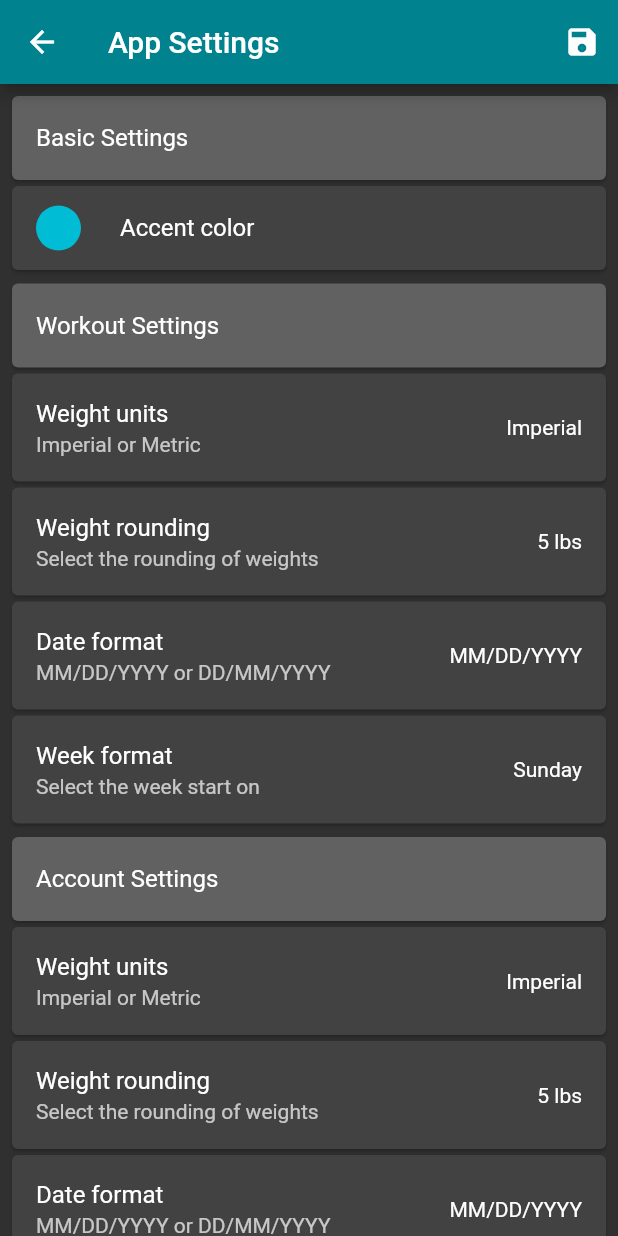
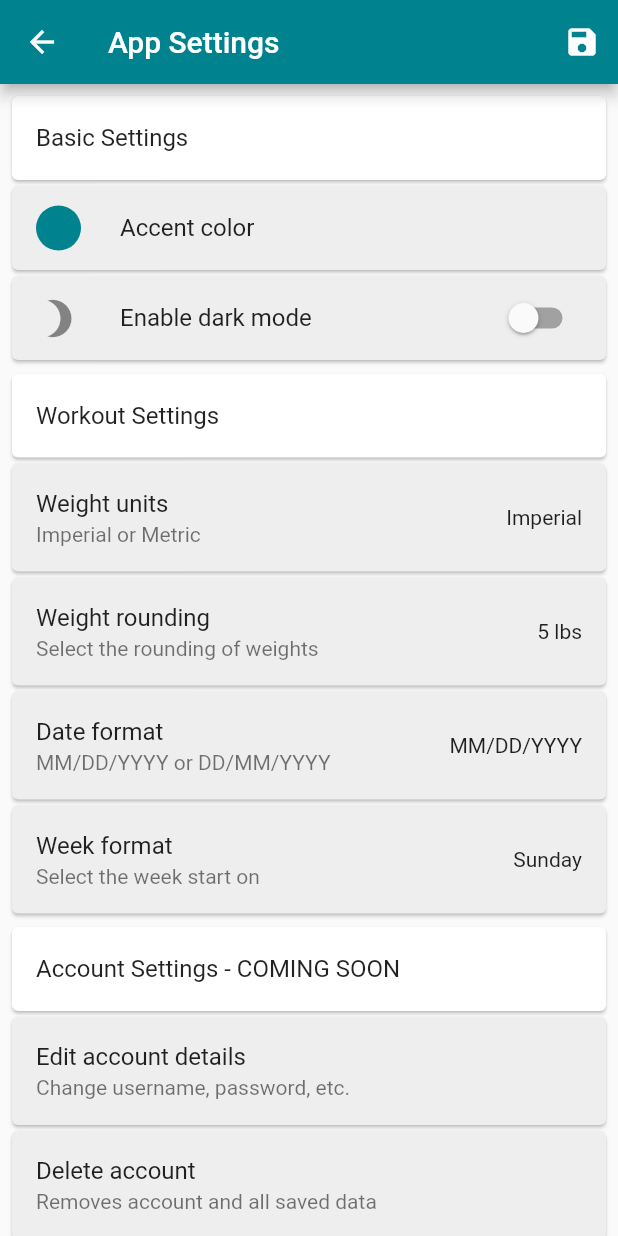
Before and after one commit to LukeVacura/SwoleMate-Flutter, a Flutter app: the SettingsPage screen opened by its route, after a tap on "Weight units", on a phone screen of 412 x 824 dp. Run offline on Flutter 3.47's test engine with Material 2 defaults, Android fonts, the phone set to English and light mode, and no system bars; our stand-ins replace rxdart, shared_preferences, sqflite; missing offline and left inert: flutter_material_color_picker; accounts and stored records are empty.

Commit message:
Settings Update + DB Implementation

```diff
--- a/lib/main.dart
+++ b/lib/main.dart
@@ -20,6 +20,7 @@ class MyApp extends State<SwoleMateApp> {
   AppModel _model;
   bool _isAuthenticated = false;
   bool _isDarkThemeUsed = true;
+  bool _areUnitsImperial = true;
 
   @override
   void initState() {
@@ -37,6 +38,12 @@ class MyApp extends State<SwoleMateApp> {
     _model.themeSubject.listen((bool isDarkThemeUsed) {
       setState(() {
         _isDarkThemeUsed = isDarkThemeUsed;
+      });
+    });
+
+    _model.themeSubject.listen((bool areUnitsImperial) {
+      setState(() {
+        _areUnitsImperial = areUnitsImperial;
       });
     });
 
@@ -60,7 +67,7 @@ class MyApp extends State<SwoleMateApp> {
         // Notice that the counter didn't reset back to zero; the application
         // is not restarted.
         accentColor: Colors.lightBlue[300],
-        brightness: Brightness.dark,
+        brightness: _isDarkThemeUsed? Brightness.dark : Brightness.light,
       ),
       routes: {
           '/settings': (BuildContext context) => SettingsPage(_model),
--- a/lib/models/connectedmodel.dart
+++ b/lib/models/connectedmodel.dart
@@ -296,13 +296,18 @@ mixin SettingsModel on CoreModel {
   void loadSettings() async {
     final prefs = await SharedPreferences.getInstance();
     final isDarkThemeUsed = _loadIsDarkThemeUsed(prefs);
+    final areUnitsImperial = _loadAreUnitsImperial(prefs);
+    //final setColor = _loadCurrentColor(prefs);
 
     _settings = Settings(
       isShortcutsEnabled: _loadIsShortcutsEnabled(prefs),
       isDarkThemeUsed: isDarkThemeUsed,
+      areUnitsImperial: areUnitsImperial,
+      setColor: _loadCurrentColor(prefs),
     );
 
     _themeSubject.add(isDarkThemeUsed);
+    _themeSubject.add(areUnitsImperial);
   }
 
   bool _loadIsShortcutsEnabled(SharedPreferences prefs) {
@@ -318,6 +323,21 @@ mixin SettingsModel on CoreModel {
         ? true
         : false;
   }
+  bool _loadAreUnitsImperial(SharedPreferences prefs) {
+    return prefs.getKeys().contains('areUnitsImperial') &&
+            prefs.getBool('areUnitsImperial')
+        ? true
+        : false;
+  }
+
+  int _loadCurrentColor(SharedPreferences prefs) {
+    if (prefs.getInt('setColor') == null){
+      return 0;
+    }
+    else{
+      return prefs.getInt('setColor');
+    }
+  }
 
   Future toggleIsShortcutEnabled() async {
     _isLoading = true;
@@ -329,6 +349,8 @@ mixin SettingsModel on CoreModel {
     _settings = Settings(
       isShortcutsEnabled: _loadIsShortcutsEnabled(prefs),
       isDarkThemeUsed: _loadIsDarkThemeUsed(prefs),
+      areUnitsImperial: _loadAreUnitsImperial(prefs),
+      setColor: _loadCurrentColor(prefs),
     );
 
     _isLoading = false;
@@ -348,6 +370,46 @@ mixin SettingsModel on CoreModel {
     _settings = Settings(
       isShortcutsEnabled: _loadIsShortcutsEnabled(prefs),
       isDarkThemeUsed: _loadIsDarkThemeUsed(prefs),
+      areUnitsImperial: _loadAreUnitsImperial(prefs),
+      setColor: _loadCurrentColor(prefs),
+    );
+
+    _isLoading = false;
+    notifyListeners();
+  }
+
+  Future toggleAreUnitsImperial() async {
+    _isLoading = true;
+    notifyListeners();
+
+    final prefs = await SharedPreferences.getInstance();
+    final areUnitsImperial = !_loadAreUnitsImperial(prefs);
+    prefs.setBool('areUnitsImperial', areUnitsImperial);
+
+    _settings = Settings(
+      isShortcutsEnabled: _loadIsShortcutsEnabled(prefs),
+      isDarkThemeUsed: _loadIsDarkThemeUsed(prefs),
+      areUnitsImperial: _loadAreUnitsImperial(prefs),
+      setColor: _loadCurrentColor(prefs),
+    );
+
+    _isLoading = false;
+    notifyListeners();
+  }
+
+  Future toggleColor(int color) async {
+    _isLoading = true;
+    notifyListeners();
+
+    final prefs = await SharedPreferences.getInstance();
+    final setColor = color;
+    prefs.setInt('setColor', setColor);
+
+    _settings = Settings(
+      isShortcutsEnabled: _loadIsShortcutsEnabled(prefs),
+      isDarkThemeUsed: _loadIsDarkThemeUsed(prefs),
+      areUnitsImperial: _loadAreUnitsImperial(prefs),
+      setColor: _loadCurrentColor(prefs),
     );
 
     _isLoading = false;
--- a/lib/models/objects/colorlist.dart
+++ b/lib/models/objects/colorlist.dart
@@ -1,35 +1,32 @@
 import 'package:flutter/material.dart';
 
 class ColorList {
-  static List<Color> colorOptions;
+  static List<Color> colorOptions = [
+    Colors.cyan[800],
+    Colors.lightGreen[800],
+    Colors.red[900],
+    Colors.purple[800],
+    Colors.blue[900],
+    Colors.amber[900],
+  ];
 
   static (){
     colorOptions = [
       Colors.cyan[800],
-      Colors.deepPurple[300],
       Colors.lightGreen[800],
       Colors.red[900],
-      Colors.blue[800],
-      Colors.lightBlue[400],
       Colors.purple[800],
-      Colors.pink[700],
+      Colors.blue[900],
       Colors.amber[800],
     ];
   }
 
-  // List<Color> setColorList(){
-  //   colorOptions.add(Colors.cyan[800]);
-  //   colorOptions.add(Colors.deepPurple[300]);
-  //   colorOptions.add(Colors.lightGreen[800]);
-  //   colorOptions.add(Colors.red[900]);
-  //   colorOptions.add(Colors.blue[800]);
-  //   colorOptions.add(Colors.purple[800]);
-  //   colorOptions.add(Colors.lightBlue[400]);
-  //   colorOptions.add(Colors.pink[700]);
-  //   colorOptions.add(Colors.amber[800]);
-
-  //   return colorOptions;
-  // }
+    // colors.add(Colors.cyan);
+    // colors.add(Colors.lightGreen);
+    // colors.add(Colors.red);
+    // colors.add(Colors.purple);
+    // colors.add(Colors.blue);
+    // colors.add(Colors.amber);
 
   static List<Color> getColorList(){
     return colorOptions;
--- a/lib/models/objects/settings.dart
+++ b/lib/models/objects/settings.dart
@@ -3,11 +3,19 @@ import 'package:flutter/material.dart';
 class Settings {
   final bool isShortcutsEnabled;
   final bool isDarkThemeUsed;
-  final Color setColor;
+  final int setColor;
+  final bool areUnitsImperial;
+  final bool isCalendarImperial;
+  final List<int> roundType;
+  final List<int> weekType;
 
   Settings({
     @required this.isShortcutsEnabled,
     @required this.isDarkThemeUsed,
     @required this.setColor,
+    @required this.areUnitsImperial,
+    @required this.isCalendarImperial,
+    @required this.roundType,
+    @required this.weekType,
   });
 }
--- a/lib/pages/settings.dart
+++ b/lib/pages/settings.dart
@@ -3,6 +3,7 @@
 import 'package:scoped_model/scoped_model.dart';
 //import 'package:swolemate/models/objects/firebase.dart';
 import 'package:swolemate/models/appmodel.dart';
+import 'package:swolemate/models/objects/colorlist.dart';
 import 'package:swolemate/models/objects/settings.dart';
 import 'dart:async';
 
@@ -10,14 +11,6 @@ import 'package:swolemate/widgets/helpers/confirmdialog.dart';
 import 'package:swolemate/widgets/ui/loading.dart';
 import 'package:swolemate/widgets/pagehelpers/settingsmaincontent.dart';
 import 'package:flutter_material_color_picker/flutter_material_color_picker.dart';
-
-class Setting {
-  String title;
-  String info;
-
-  Setting(
-      {this.title, this.info});
-}
 
 class SettingsPage extends StatefulWidget {
   final AppModel model;
@@ -33,19 +26,21 @@ class SettingsPage extends StatefulWidget {
 }
 
 class _SettingsPageState extends State<SettingsPage> {
+  Color _accentColor;
+
   @override
   void initState() {
     //widget.model.fetchExercises();
 
     super.initState();
   }
+  ColorSwatch _tempAccentColor;
 
-  ColorSwatch _tempAccentColor;
-  Color _accentColor = Colors.cyan;
+
 
   Widget _buildAppBar(AppModel model) {
     return AppBar(
-      backgroundColor: Colors.cyan[800],
+      backgroundColor: ColorList.getColorList().elementAt(model.settings.setColor),
       //leading: Icon(Icons.favorite),
       title: Text("App Settings"),
       actions: <Widget>[
@@ -58,6 +53,8 @@ class _SettingsPageState extends State<SettingsPage> {
             //   model.logout();
             // }
             print("Saved settings!");
+            model.toggleColor(getColorIndex(_accentColor));
+            //_accentColor = ColorList.getColorList().elementAt(model.settings.setColor);
           },
         ),
       ],
@@ -65,6 +62,9 @@ class _SettingsPageState extends State<SettingsPage> {
   }
 
   Widget _buildPageContent(AppModel model) {
+    if(_accentColor == null){
+      _accentColor = ColorList.getColorList().elementAt(model.settings.setColor);
+    }
     return Scaffold(
       appBar: _buildAppBar(model),
       body: _buildBody(model),
@@ -73,7 +73,7 @@ class _SettingsPageState extends State<SettingsPage> {
 
   Widget _buildBody(AppModel model){
     return ListView(
-      children: getSettings(context),
+      children: getSettings(model, context),
 
     );
   }
@@ -97,6 +97,26 @@ class _SettingsPageState extends State<SettingsPage> {
     );
   }
 
+  List<ColorSwatch> getColors(){
+    List<ColorSwatch> colors = new List<ColorSwatch>();
+
+    colors.add(Colors.cyan);
+    colors.add(Colors.lightGreen);
+    colors.add(Colors.red);
+    colors.add(Colors.purple);
+    colors.add(Colors.blue);
+    colors.add(Colors.amber);
+
+    return colors;
+  }
+
+  int getColorIndex(Color c){
+    List<ColorSwatch> colors = getColors();
+
+    int index = colors.indexOf(c);
+    return index;
+  }
+
   void _openDialog(){
     showDialog(
       context: context,
@@ -108,32 +128,10 @@ class _SettingsPageState extends State<SettingsPage> {
             allowShades: false,
             selectedColor: _accentColor,
             onMainColorChange: (color) => setState(() => _tempAccentColor = color),
-            colors: [
+            colors: getColors(),
 
               /* 5/13/2019 - need to update the colorSwatches later on so that they show
               the correct color on selection - right now just uses default Flutter colorSwatches */
-              Colors.cyan,
-              Colors.deepPurple,
-              Colors.lightGreen,
-              Colors.red,
-              Colors.lightBlue,
-              Colors.purple,
-              Colors.pink,
-              Colors.blue,
-              Colors.amber,
-              Colors.green,
-              Colors.orange,
-              Colors.deepOrange,
-              // Colors.cyan[800],
-              // Colors.deepPurple[300],
-              // Colors.lightGreen[800],
-              // Colors.red[900],
-              // Colors.blue[800],
-              // Colors.lightBlue[400],
-              // Colors.purple[800],
-              // Colors.pink[700],
-              // Colors.amber[800],
-            ],
           ),
           actions: [
             FlatButton(
@@ -152,21 +150,26 @@ class _SettingsPageState extends State<SettingsPage> {
       },
     );
   }
-  List<Widget> getSettings(BuildContext context) {
-  return [
+
+  bool isSwitched = true;
+  List<Widget> getSettings(AppModel model, BuildContext context) {
+  Color titleColor = model.settings.isDarkThemeUsed? Colors.grey[700] : Colors.white;
+  Color tileColor = model.settings.isDarkThemeUsed? Colors.grey[800] : Colors.grey[200];
+    return [
     Container(
       margin: EdgeInsetsDirectional.fromSTEB(4.0, 8.0, 4.0, 5.0),
 
       child: Column(
         children: <Widget>[
           Card(
-            color: Colors.grey[700],
+            color: titleColor,
             margin: EdgeInsetsDirectional.fromSTEB(4.0, 0.0, 4.0, 0.0),
             child: ListTile(
               title: Text("Basic Settings"),
             ),
           ),
           Card(
+            color: tileColor,
             margin: EdgeInsetsDirectional.fromSTEB(4.0, 4.0, 4.0, 2.0),
             child: ListTile(
               enabled: true,
@@ -178,6 +181,23 @@ class _SettingsPageState extends State<SettingsPage> {
               onTap: _openDialog,
             ),
           ),
+          Card(
+            color: tileColor,
+            margin: EdgeInsetsDirectional.fromSTEB(4.0, 2.0, 4.0, 2.0),
+            child: ListTile(
+              enabled: true,
+              title: Text("Enable dark mode"),
+              leading: Icon(Icons.brightness_3, size: 30),
+              trailing: Switch(
+                value: model.settings.isDarkThemeUsed,
+                onChanged: (value) {
+                  model.toggleIsDarkThemeUsed();
+                },
+                activeTrackColor: Colors.grey[600],
+                activeColor: Colors.grey[300],
+              ),
+            ),
+          ),
         ],
       ),
     ),
@@ -186,25 +206,27 @@ class _SettingsPageState extends State<SettingsPage> {
       child: Column(
         children: <Widget>[
           Card(
-            color: Colors.grey[700],
+            color: titleColor,
             margin: EdgeInsetsDirectional.fromSTEB(4.0, 0.0, 4.0, 0.0),
             child: ListTile(
               title: Text("Workout Settings"),
             ),
           ),
           Card(
+            color: tileColor,
             margin: EdgeInsetsDirectional.fromSTEB(4.0, 4.0, 4.0, 2.0),
             child: ListTile(
               enabled: true,
               title: Text("Weight units"),
               subtitle: Text("Imperial or Metric"),
-              trailing: Text("Imperial"),
+              trailing: model.settings.areUnitsImperial ? Text("Imperial") : Text("Metric"),
               onTap: (){
-                print("Switch");
+                model.toggleAreUnitsImperial();
               },
             ),
           ),
           Card(
+            color: tileColor,
             margin: EdgeInsetsDirectional.fromSTEB(4.0, 2.0, 4.0, 2.0),
             child: ListTile(
               enabled: true,
@@ -217,6 +239,7 @@ class _SettingsPageState extends State<SettingsPage> {
             ),
           ),
           Card(
+            color: tileColor,
             margin: EdgeInsetsDirectional.fromSTEB(4.0, 2.0, 4.0, 2.0),
             child: ListTile(
               enabled: true,
@@ -229,6 +252,7 @@ class _SettingsPageState extends State<SettingsPage> {
             ),
           ),
           Card(
+            color: tileColor,
             margin: EdgeInsetsDirectional.fromSTEB(4.0, 2.0, 4.0, 2.0),
             child: ListTile(
               enabled: true,
@@ -248,58 +272,92 @@ class _SettingsPageState extends State<SettingsPage> {
       child: Column(
         children: <Widget>[
           Card(
-            color: Colors.grey[700],
+            color: titleColor,
             margin: EdgeInsetsDirectional.fromSTEB(4.0, 0.0, 4.0, 0.0),
             child: ListTile(
-              title: Text("Account Settings"),
+              title: Text("Account Settings - COMING SOON"),
             ),
           ),
           Card(
+            color: tileColor,
             margin: EdgeInsetsDirectional.fromSTEB(4.0, 4.0, 4.0, 2.0),
             child: ListTile(
               enabled: true,
-              title: Text("Weight units"),
-              subtitle: Text("Imperial or Metric"),
-              trailing: Text("Imperial"),
-              onTap: (){
-                print("Switch");
-              },
+              title: Text("Edit account details"),
+              subtitle: Text("Change username, password, etc."),
             ),
           ),
           Card(
+            color: tileColor,
             margin: EdgeInsetsDirectional.fromSTEB(4.0, 2.0, 4.0, 2.0),
             child: ListTile(
               enabled: true,
-              title: Text("Weight rounding"),
-              subtitle: Text("Select the rounding of weights"),
-              trailing: Text("5 lbs"),
-              onTap: (){
-                print("Switch");
-              },
+              title: Text("Delete account"),
+              subtitle: Text("Removes account and all saved data"),
+            ),
+          ),
+        ],
+      ),
+    ),
+    Container(
+      margin: EdgeInsetsDirectional.fromSTEB(4.0, 2.0, 4.0, 5.0),
+      child: Column(
+        children: <Widget>[
+          Card(
+            color: titleColor,
+            margin: EdgeInsetsDirectional.fromSTEB(4.0, 0.0, 4.0, 0.0),
+            child: ListTile(
+              title: Text("Data Settings"),
             ),
           ),
           Card(
+            color: tileColor,
+            margin: EdgeInsetsDirectional.fromSTEB(4.0, 4.0, 4.0, 2.0),
+            child: ListTile(
+              enabled: true,
+              title: Text("Back up data"),
+              subtitle: Text("Back up your data via local storage or Google Drive"),
+            ),
+          ),
+          Card(
+            color: tileColor,
             margin: EdgeInsetsDirectional.fromSTEB(4.0, 2.0, 4.0, 2.0),
             child: ListTile(
               enabled: true,
-              title: Text("Date format"),
-              subtitle: Text("MM/DD/YYYY or DD/MM/YYYY"),
-              trailing: Text("MM/DD/YYYY"),
-              onTap: (){
-                print("Switch");
-              },
+              title: Text("Restore data"),
+              subtitle: Text("Restore data from previous backup"),
+            ),
+          ),
+        ],
+      ),
+    ),
+    Container(
+      margin: EdgeInsetsDirectional.fromSTEB(4.0, 2.0, 4.0, 5.0),
+      child: Column(
+        children: <Widget>[
+          Card(
+            color: titleColor,
+            margin: EdgeInsetsDirectional.fromSTEB(4.0, 0.0, 4.0, 0.0),
+            child: ListTile(
+              title: Text("Other Options"),
             ),
           ),
           Card(
+            color: tileColor,
+            margin: EdgeInsetsDirectional.fromSTEB(4.0, 4.0, 4.0, 2.0),
+            child: ListTile(
+              enabled: true,
+              title: Text("View changelog"),
+              subtitle: Text("View previous updates and their respective logs"),
+            ),
+          ),
+          Card(
+            color: tileColor,
             margin: EdgeInsetsDirectional.fromSTEB(4.0, 2.0, 4.0, 2.0),
             child: ListTile(
               enabled: true,
-              title: Text("Week format"),
-              subtitle: Text("Select the week start on"),
-              trailing: Text("Sunday"),
-              onTap: (){
-                print("Switch");
-              },
+              title: Text("View on GitHub"),
+              subtitle: Text("View source code on GitHub"),
             ),
           ),
         ],
--- a/lib/pages/workoutmain.dart
+++ b/lib/pages/workoutmain.dart
@@ -4,6 +4,7 @@ import 'package:scoped_model/scoped_model.dart';
 //import 'package:swolemate/models/objects/firebase.dart';
 import 'package:swolemate/models/objects/app.dart';
 import 'package:swolemate/models/appmodel.dart';
+import 'package:swolemate/models/objects/colorlist.dart';
 import 'dart:async';
 
 import 'package:swolemate/widgets/helpers/confirmdialog.dart';
@@ -33,7 +34,7 @@ class _WorkoutPageState extends State<WorkoutPage> {
 
   Widget _buildAppBar(AppModel model) {
     return AppBar(
-      backgroundColor: Colors.pink[700],
+      backgroundColor: ColorList.getColorList().elementAt(model.settings.setColor),
       leading: Icon(Icons.favorite),
       title: Text(AppInfo.AppName),
       actions: <Widget>[
@@ -171,8 +172,7 @@ class _WorkoutPageState extends State<WorkoutPage> {
           // ),
         ],
       ),
-      //color: Colors.cyan[900],
-      color: Colors.black26,
+      color: model.settings.isDarkThemeUsed ? Colors.grey[900] : Colors.grey[300],
       shape: CircularNotchedRectangle(),
     );
   }
--- a/lib/widgets/pagehelpers/workoutmaincontent.dart
+++ b/lib/widgets/pagehelpers/workoutmaincontent.dart
@@ -2,6 +2,7 @@ import 'package:flutter/material.dart';
 
 import 'package:scoped_model/scoped_model.dart';
 import 'package:swolemate/models/appmodel.dart';
+import 'package:swolemate/widgets/pagehelpers/workoutpop.dart';
 
 import 'package:swolemate/widgets/ui/loading.dart';
 
@@ -113,7 +114,7 @@ class _WorkoutPageContentState extends State<WorkoutPageContent> {
           child: Text(
             getDisplay(),
             textAlign: TextAlign.center,
-            style: TextStyle(fontSize: 25, fontWeight: FontWeight.bold, color: getDisplayColor()),
+            style: TextStyle(fontSize: 25, fontWeight: FontWeight.bold, color: model.settings.isDarkThemeUsed ? Colors.white : Colors.black),
           ),
         ),
         Ink(
@@ -150,10 +151,11 @@ class _WorkoutPageContentState extends State<WorkoutPageContent> {
       mainAxisSize: MainAxisSize.min,
       children: <Widget>[
         new Container(
-          color: Colors.black26,
+          color: model.settings.isDarkThemeUsed ? Colors.grey[900] : Colors.grey[300],
           child:
             _buildCalendar(model),
         ),
+        WorkoutInformation(model),
       ],
     );
   }
--- /dev/null
+++ b/lib/widgets/pagehelpers/workoutpop.dart
@@ -0,0 +1,67 @@
+import 'package:flutter/material.dart';
+
+import 'package:scoped_model/scoped_model.dart';
+import 'package:swolemate/models/appmodel.dart';
+import 'package:swolemate/models/database/databasehelper.dart';
+import 'package:swolemate/models/database/databasepopulate.dart';
+
+import 'package:swolemate/widgets/ui/loading.dart';
+
+class WorkoutInformation extends StatefulWidget {
+  final AppModel model;
+
+  WorkoutInformation(this.model);
+
+  @override
+  State<StatefulWidget> createState() {
+    return _WorkoutInformationState();
+  }
+}
+
+class _WorkoutInformationState extends State<WorkoutInformation> {
+  @override
+  final dbHelper = DatabaseHelper.instance;
+  Widget build(BuildContext context) {
+    return ScopedModelDescendant<AppModel>(
+      builder: (BuildContext context, Widget child, AppModel model) {
+        Stack stack = new Stack(
+          children: <Widget>[
+
+          ],
+        );
+
+        // if (model.isLoading) {
+        //   stack.children.add(LoadingModal());
+        // }
+
+        return stack;
+      },
+    );
+  }
+
+  Widget _buildBody(AppModel model){
+
+    return ListView(
+      children: <Widget>[
+
+    ListTile(
+              title: Text("Update and Query Button"),
+              onTap: () async {
+                print("pressed");
+                DatabasePopulate.insert();
+                final allRows = await dbHelper.queryAllRows();
+                print('query all rows:');
+               allRows.forEach((row) => print(row));
+              },
+            ),
+            ListTile(
+              title: Text("Delete"),
+              onTap: () async {
+                print("pressed delete");
+                DatabaseHelper.deleteDatabase();
+              },
+            ),
+      ],
+    );
+  }
+}
```
Also changed, not shown: lib/models/database/databasehelper.dart (added, +129 -0 lines), lib/models/database/databasepopulate.dart (added, +34 -0 lines), lib/pages/addexercise.dart (added, +56 -0 lines).
